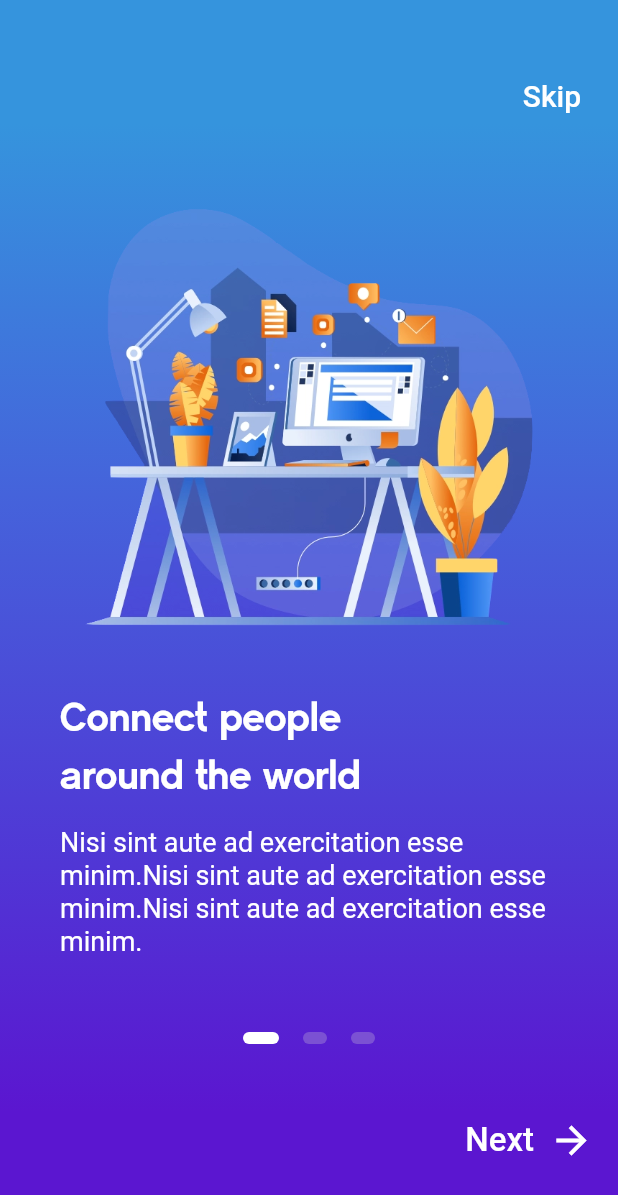
After one commit to SantiagoGonzalezFernandez/AppMaker, a Flutter app: the OnboardingOnePage screen opened by its route, on a phone screen of 412 x 824 dp. The commit adds this screen. Shown: the top 1195 px of the screen. Run offline on Flutter 3.47's test engine with Material 2 defaults, Android fonts, the phone set to English and light mode, and no system bars; our stand-ins replace page_transition, shimmer, simple_animations, splashscreen.

Commit message:
Termino la Onboarding 1

```diff
--- a/app_maker/data/menu_options_home.json
+++ b/app_maker/data/menu_options_home.json
@@ -5,6 +5,11 @@
             "route" : "splash",
             "icon"  : "slideshow",
             "text"  : "Splash"
+        },
+        {
+            "route" : "onboarding",
+            "icon"  : "theaters",
+            "text"  : "Onboarding"
         },
         {
             "route" : "login",
--- /dev/null
+++ b/app_maker/lib/src/pages/Onboarding/onboarding_page.dart
@@ -0,0 +1,20 @@
+//Imports that are not mine
+import 'package:app_maker/src/widgets/list_items_widget.dart';
+import 'package:flutter/material.dart';
+
+//Imports that are mine
+
+class OnboardingPage extends StatelessWidget {
+
+  @override
+  Widget build(BuildContext context) {
+    return Scaffold(
+      appBar: AppBar(
+        centerTitle: true,
+        title: Text('Onboarding'),
+        backgroundColor: Colors.pink,
+      ),
+      body: list('data/menu_options_onboarding.json')
+    );
+  }
+}
--- /dev/null
+++ b/app_maker/lib/src/pages/Onboarding/screens/onboarding_one.dart
@@ -0,0 +1,273 @@
+//Imports that are not mine
+import 'package:flutter/material.dart';
+import 'package:flutter/services.dart';
+
+//Imports that are mine
+
+class OnboardingOnePage extends StatefulWidget {
+  @override
+  _OnboardingOnePageState createState() => _OnboardingOnePageState();
+}
+
+class _OnboardingOnePageState extends State<OnboardingOnePage> {
+
+  final int _numPages = 3;
+  int _currentPage = 0;
+  final PageController _pageController = PageController(initialPage: 0);
+
+  List<Widget> _buildPageIndicator(){
+    List<Widget> list = [];
+    for(int i = 0; i < _numPages; i++){
+      list.add(i == _currentPage ? _indicator(true) : _indicator(false));
+    }
+    return list;
+  }
+
+  Widget _indicator(bool isActive){
+    return AnimatedContainer(
+      duration: Duration(milliseconds: 150),
+      margin: EdgeInsets.symmetric(horizontal: 8.0),
+      height: 8.0,
+      width: isActive ? 24.0 : 16.0,
+      decoration: BoxDecoration(
+        color: isActive ? Colors.white : Color(0xff7B51D3),
+        borderRadius: BorderRadius.all(Radius.circular(12.0))
+      ),
+    );
+  }
+
+  @override
+  Widget build(BuildContext context) {
+    return Scaffold(
+      body: AnnotatedRegion<SystemUiOverlayStyle>(
+        value: SystemUiOverlayStyle.light,
+        child: Container(
+          decoration: BoxDecoration(
+            gradient: LinearGradient(
+              begin: Alignment.topCenter,
+              end: Alignment.bottomCenter,
+              stops: [
+                0.1,
+                0.4,
+                0.7,
+                0.9
+              ],
+              colors: [
+                Color(0xff3594DD),
+                Color(0xff4563DB),
+                Color(0xff5036D5),
+                Color(0xff5B16D0),
+              ]
+            )
+          ),
+          child: Padding(
+            padding: EdgeInsets.symmetric(vertical: 40.0),
+            child: Column(
+              crossAxisAlignment: CrossAxisAlignment.stretch,
+              children: [
+                Container(
+                  alignment: Alignment.centerRight,
+                  child: FlatButton(
+                    onPressed: () => navigatorToOnboardingPage(),
+                    child: Text(
+                      'Skip',
+                      style: TextStyle(
+                        color: Colors.white,
+                        fontSize: 20.0
+                      ),
+                    ),
+                  ),
+                ),
+                Container(
+                  height: 600.0,
+                  child: PageView(
+                    physics: ClampingScrollPhysics(),
+                    controller: _pageController,
+                    onPageChanged: (int page){
+                      setState(() {
+                        _currentPage = page;
+                      });
+                    },
+                    children: [
+                      Padding(
+                        padding: EdgeInsets.all(40.0),
+                        child: Column(
+                          crossAxisAlignment: CrossAxisAlignment.start,
+                          children: [
+                            Center(
+                              child: Image(
+                                image: AssetImage(
+                                  'assets/images/onboarding0.png'
+                                ),
+                                height: 300.0,
+                                width: 300.0,
+                              ),
+                            ),
+                            SizedBox(
+                              height: 30.0
+                            ),
+                            Text(
+                              'Connect people\naround the world',
+                              style: kTitleStyle
+                            ),
+                            SizedBox(
+                              height: 15.0,
+                            ),
+                            Text(
+                              'Nisi sint aute ad exercitation esse minim.Nisi sint aute ad exercitation esse minim.Nisi sint aute ad exercitation esse minim.',
+                              style: kSubtitleStyle,
+                            )
+                          ],
+                        ),
+                      ),
+                      Padding(
+                        padding: EdgeInsets.all(40.0),
+                        child: Column(
+                          crossAxisAlignment: CrossAxisAlignment.start,
+                          children: [
+                            Center(
+                              child: Image(
+                                image: AssetImage(
+                                  'assets/images/onboarding1.png'
+                                ),
+                                height: 300.0,
+                                width: 300.0,
+                              ),
+                            ),
+                            SizedBox(
+                              height: 30.0
+                            ),
+                            Text(
+                              'Live your life smarter\nwith us!',
+                              style: kTitleStyle
+                            ),
+                            SizedBox(
+                              height: 15.0,
+                            ),
+                            Text(
+                              'Nisi sint aute ad exercitation esse minim.Nisi sint aute ad exercitation esse minim.Nisi sint aute ad exercitation esse minim.',
+                              style: kSubtitleStyle,
+                            )
+                          ],
+                        ),
+                      ),
+                      Padding(
+                        padding: EdgeInsets.all(40.0),
+                        child: Column(
+                          crossAxisAlignment: CrossAxisAlignment.start,
+                          children: [
+                            Center(
+                              child: Image(
+                                image: AssetImage(
+                                  'assets/images/onboarding2.png'
+                                ),
+                                height: 300.0,
+                                width: 300.0,
+                              ),
+                            ),
+                            SizedBox(
+                              height: 30.0
+                            ),
+                            Text(
+                              'Get a new experince\nof imagination',
+                              style: kTitleStyle
+                            ),
+                            SizedBox(
+                              height: 15.0,
+                            ),
+                            Text(
+                              'Nisi sint aute ad exercitation esse minim.Nisi sint aute ad exercitation esse minim.Nisi sint aute ad exercitation esse minim.',
+                              style: kSubtitleStyle,
+                            )
+                          ],
+                        ),
+                      )
+                    ],
+                  ),
+                ),
+                Row(
+                  mainAxisAlignment: MainAxisAlignment.center,
+                  children: _buildPageIndicator()
+                ),
+                _currentPage != _numPages - 1 ? Expanded(
+                  child: Align(
+                    alignment: FractionalOffset.bottomRight,
+                    child: FlatButton(
+                      onPressed: (){
+                        _pageController.nextPage(
+                          duration: Duration(milliseconds: 500),
+                          curve: Curves.ease
+                        );
+                      },
+                      child: Row(
+                        mainAxisAlignment: MainAxisAlignment.center,
+                        mainAxisSize: MainAxisSize.min,
+                        children: [
+                          Text(
+                            'Next',
+                            style: TextStyle(
+                              color: Colors.white,
+                              fontSize: 22.0
+                            ),
+                          ),
+                          SizedBox(
+                            width: 10.0,
+                          ),
+                          Icon(
+                            Icons.arrow_forward,
+                            color: Colors.white,
+                            size: 30.0,
+                          )
+                        ],
+                      ),
+                    ),
+                  ),
+                ) : Text('')
+              ],
+            ),
+          ),
+        ),
+      ),
+      bottomSheet: _currentPage == _numPages -1 ? Container(
+        height: 100,
+        width: double.infinity,
+        color: Colors.white,
+        child: GestureDetector(
+          onTap: () => navigatorToOnboardingPage(),
+          child: Center(
+            child: Padding(
+              padding: EdgeInsets.only(bottom: 30.0),
+              child: Text(
+                'Get started',
+                style: TextStyle(
+                  color: Color(0xff5B16D0),
+                  fontSize: 20.0,
+                  fontWeight: FontWeight.bold
+                ),
+              ),
+            ),
+          ),
+        ),
+      ) : Text('')
+    );
+  }
+
+  void navigatorToOnboardingPage(){
+    Navigator.pushNamed(context, 'onboarding');
+  }
+}
+
+final kTitleStyle = TextStyle(
+  color: Colors.white,
+  fontFamily: 'CM Sans Serif',
+  fontSize: 26.0,
+  height: 1.5,
+);
+
+final kSubtitleStyle = TextStyle(
+  color: Colors.white,
+  fontSize: 18.0,
+  height: 1.2,
+);
+
+//https://www.youtube.com/watch?v=8eRQyE2PN7w
--- a/app_maker/lib/src/routes/routes.dart
+++ b/app_maker/lib/src/routes/routes.dart
@@ -1,8 +1,5 @@
 //Imports that are not mine
-import 'package:app_maker/src/pages/SplashScreen/screens/splash_five.dart';
-import 'package:app_maker/src/pages/SplashScreen/screens/splash_four.dart';
-import 'package:app_maker/src/pages/SplashScreen/screens/splash_six.dart';
-import 'package:app_maker/src/pages/SplashScreen/screens/splash_three.dart';
+import 'package:app_maker/src/pages/Onboarding/screens/onboarding_one.dart';
 import 'package:flutter/material.dart';
 
 //Imports that are mine
@@ -12,6 +9,11 @@ import 'package:app_maker/src/pages/Login/login_screen_page.dart';
 import 'package:app_maker/src/pages/SplashScreen/splash_screen_page.dart';
 import 'package:app_maker/src/pages/SplashScreen/screens/splash_one.dart';
 import 'package:app_maker/src/pages/SplashScreen/screens/splash_two.dart';
+import 'package:app_maker/src/pages/SplashScreen/screens/splash_five.dart';
+import 'package:app_maker/src/pages/SplashScreen/screens/splash_four.dart';
+import 'package:app_maker/src/pages/SplashScreen/screens/splash_six.dart';
+import 'package:app_maker/src/pages/SplashScreen/screens/splash_three.dart';
+import 'package:app_maker/src/pages/Onboarding/onboarding_page.dart';
 
 Map<String, WidgetBuilder> getApplicationRoutes(){
   return <String, WidgetBuilder>{
@@ -27,6 +29,10 @@ Map<String, WidgetBuilder> getApplicationRoutes(){
     'splashFive'    : (BuildContext context) => SplashFivePage(),
     'splashSix'     : (BuildContext context) => SplashSixPage(),
 
+    //Onboarding
+    'onboarding'    : (BuildContext context) => OnboardingPage(),
+    'onboardingOne' : (BuildContext context) => OnboardingOnePage(),
+
     //Login Screen
     'login'         : (BuildContext context) => LoginScreenPage(),
 
--- a/app_maker/lib/src/utils/icon_string_util.dart
+++ b/app_maker/lib/src/utils/icon_string_util.dart
@@ -18,6 +18,9 @@ final _icons = <String, IconData>{
   'filter_5' : Icons.filter_5,
   'filter_6' : Icons.filter_6,
 
+  //Onboarding
+  'theaters' : Icons.theaters,
+
 };
 
 Icon getIcon({@required String iconName, Color color}){
```
Also changed, not shown: app_maker/data/menu_options_onboarding.json (added, +10 -0 lines), app_maker/pubspec.yaml (+7 -8 lines), app_maker/assets/fonts/cm_sans_serif_2012.ttf (added), app_maker/assets/images/onboarding0.png (added), app_maker/assets/images/onboarding1.png (added), app_maker/assets/images/onboarding2.png (added).
